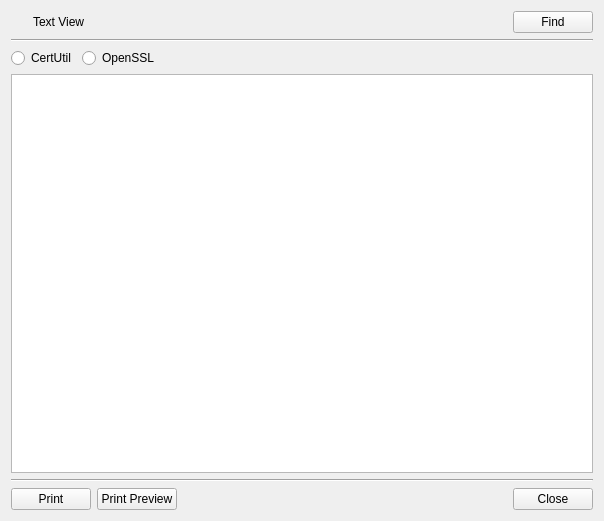
Before: the Qt Designer form BerEditor/text_view_dlg.ui in jykim74/BerEditor, drawn with Qt 5.
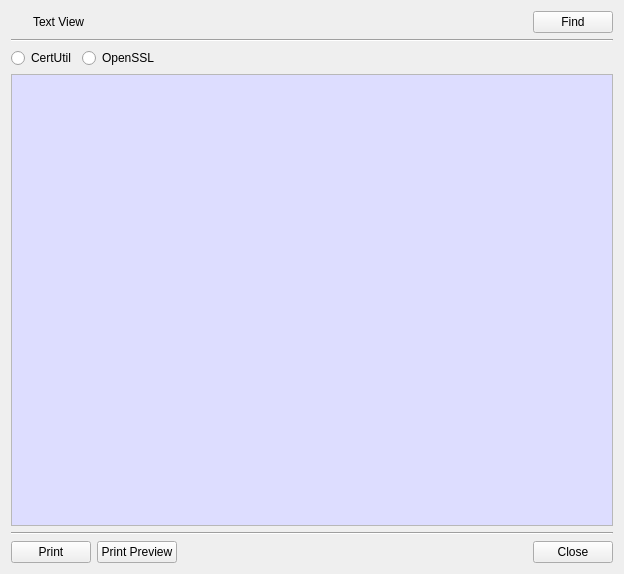
After: the same form once the commit is applied. Icons and pictures are not drawn.

Commit message: TextView 1차 기능 구현

Diff of the .ui file:
```diff
--- a/BerEditor/text_view_dlg.ui
+++ b/BerEditor/text_view_dlg.ui
@@ -6,8 +6,8 @@
    <rect>
     <x>0</x>
     <y>0</y>
-    <width>604</width>
-    <height>521</height>
+    <width>624</width>
+    <height>574</height>
    </rect>
   </property>
   <property name="windowTitle">
@@ -105,9 +105,45 @@
    </item>
    <item>
     <widget class="QPlainTextEdit" name="mDataText">
+     <property name="minimumSize">
+      <size>
+       <width>600</width>
+       <height>400</height>
+      </size>
+     </property>
+     <property name="palette">
+      <palette>
+       <active>
+        <colorrole role="Base">
+         <brush brushstyle="SolidPattern">
+          <color alpha="255">
+           <red>221</red>
+           <green>221</green>
+           <blue>255</blue>
+          </color>
+         </brush>
+        </colorrole>
+       </active>
+       <inactive>
+        <colorrole role="Base">
+         <brush brushstyle="SolidPattern">
+          <color alpha="255">
+           <red>221</red>
+           <green>221</green>
+           <blue>255</blue>
+          </color>
+         </brush>
+        </colorrole>
+       </inactive>
+       <disabled/>
+      </palette>
+     </property>
      <property name="acceptDrops">
       <bool>false</bool>
      </property>
+     <property name="readOnly">
+      <bool>true</bool>
+     </property>
     </widget>
    </item>
    <item>
```
The commit also changes 10 other files.
